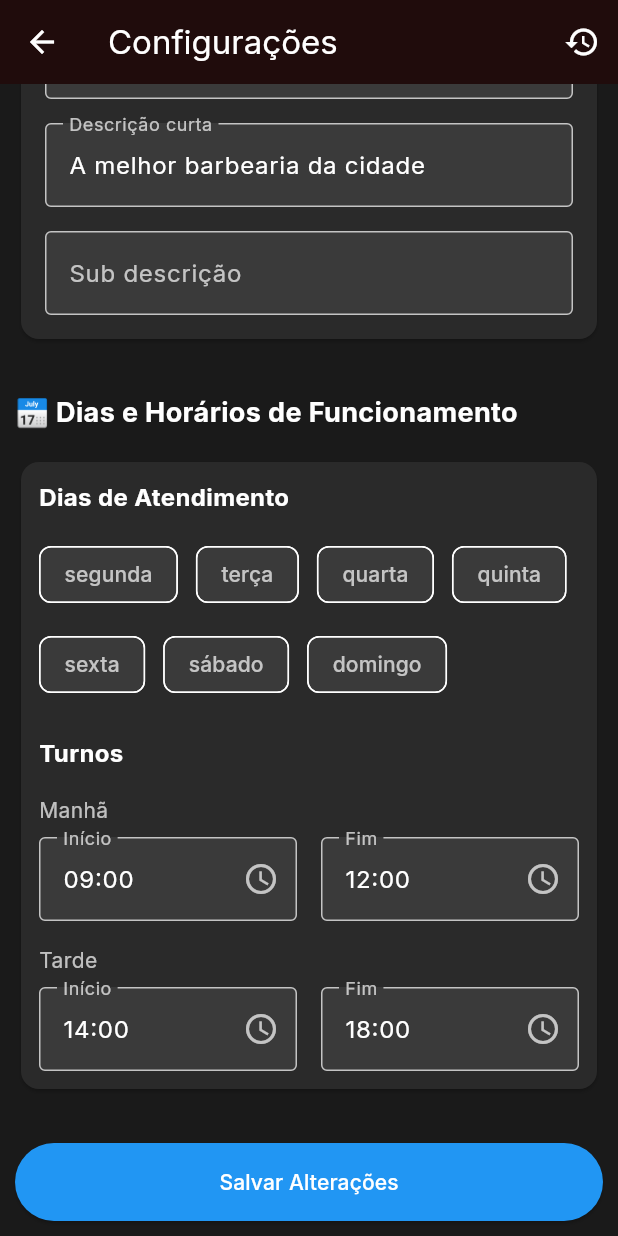
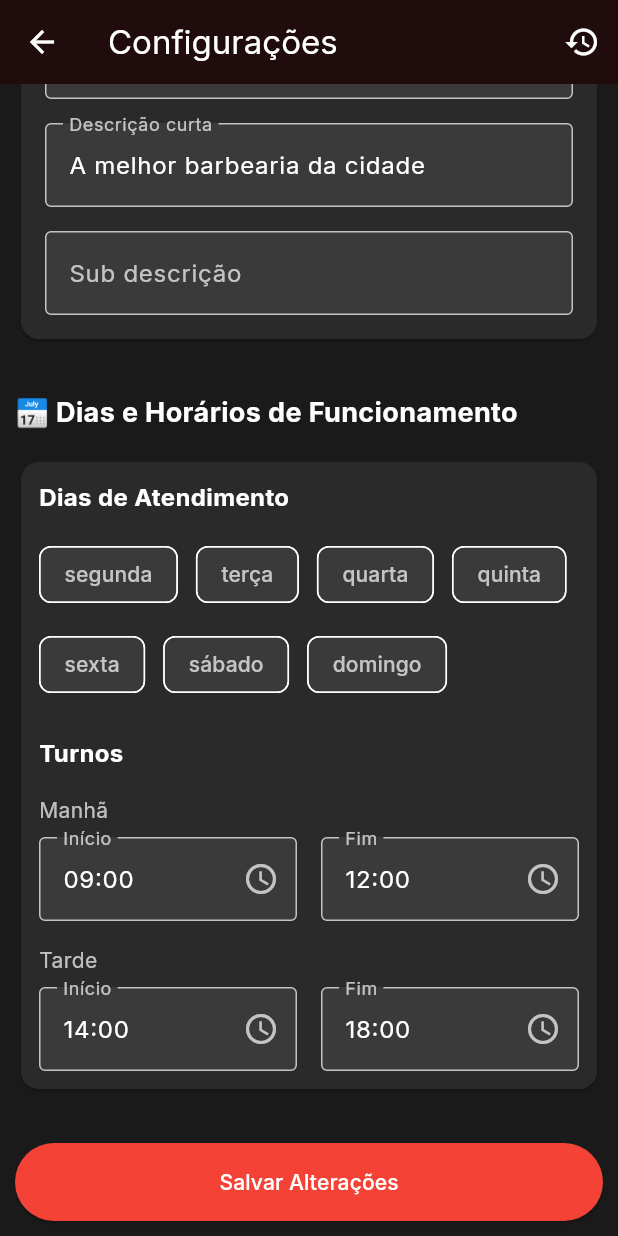
Before and after one commit to Lino-Zeferino2/falcaobarbershop, a Flutter app: the SettingsPage screen opened directly, scrolled down 406 dp, on a phone screen of 412 x 824 dp. Run offline on Flutter 3.47's test engine with Material 3 defaults, Android fonts, the phone set to English and light mode, and no system bars; our stand-ins replace cloud_firestore, cloud_functions, firebase_auth, firebase_core, firebase_messaging, firebase_storage and 6 more; missing offline and left inert: dart:html; accounts and stored records are empty; statements that could not run were skipped.

Commit message:
Versao estavel

```diff
--- a/lib/admin/pages/settings_page.dart
+++ b/lib/admin/pages/settings_page.dart
@@ -228,7 +228,7 @@ class _SettingsPageState extends State<SettingsPage> {
                     child: ElevatedButton(
                       onPressed: _isSaving ? null : _saveSettings,
                       style: ElevatedButton.styleFrom(
-                        backgroundColor: Colors.blue,
+                        backgroundColor: Colors.red,
                         foregroundColor: Colors.white,
                         padding: const EdgeInsets.symmetric(vertical: 16),
                       ),
@@ -317,7 +317,7 @@ class _SettingsPageState extends State<SettingsPage> {
                     });
                   },
                   backgroundColor: const Color(0xFF3A3A3A),
-                  selectedColor: Colors.blue,
+                  selectedColor: Colors.red,
                   checkmarkColor: Colors.white,
                 );
               }).toList(),
@@ -415,7 +415,7 @@ class _SettingsPageState extends State<SettingsPage> {
             return Theme(
               data: Theme.of(context).copyWith(
                 colorScheme: const ColorScheme.dark(
-                  primary: Colors.blue,
+                  primary: Colors.red,
                   onPrimary: Colors.white,
                   surface: Color(0xFF2A2A2A),
                   onSurface: Colors.white,
```
